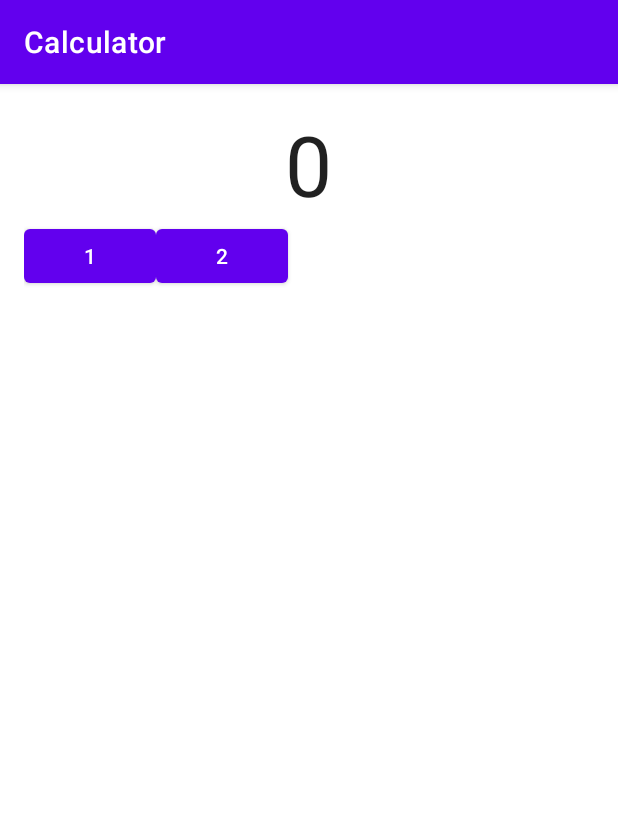
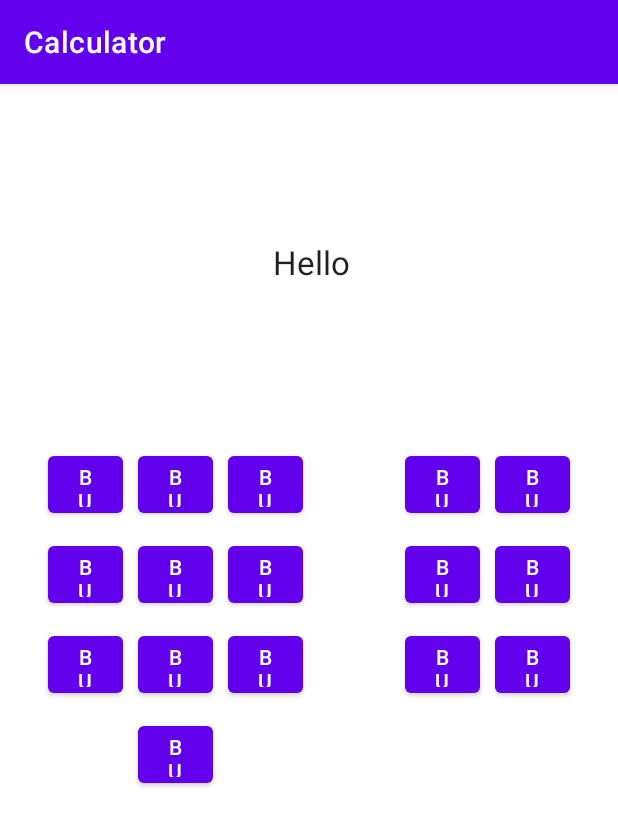
Before and after one commit to Steve60014354/Calculator, an Android app: the screen it shows after launch (MainActivity), on a phone screen of 412 x 824 dp. Shown: the top 826 px of the screen. Run offline under Robolectric (Android 15) with nearby library versions, the phone set to English and light mode, and no system bars.

Commit message:
Basic portrait layout done.

```diff
--- a/app/src/main/res/layout/fragment_calculator.xml
+++ b/app/src/main/res/layout/fragment_calculator.xml
@@ -1,5 +1,6 @@
 <?xml version="1.0" encoding="utf-8"?>
-<LinearLayout xmlns:android="http://schemas.android.com/apk/res/android"
+<androidx.constraintlayout.widget.ConstraintLayout xmlns:android="http://schemas.android.com/apk/res/android"
+    xmlns:app="http://schemas.android.com/apk/res-auto"
     xmlns:tools="http://schemas.android.com/tools"
     android:layout_width="match_parent"
     android:layout_height="match_parent"
@@ -7,36 +8,179 @@
     android:orientation="vertical"
     tools:context=".CalculatorFragment">
 
+    <Button
+        android:id="@+id/button26"
+        android:layout_width="50dp"
+        android:layout_height="50dp"
+        android:layout_marginTop="100dp"
+        android:layout_marginEnd="10dp"
+        android:text="Button"
+        app:layout_constraintEnd_toStartOf="@+id/button20"
+        app:layout_constraintTop_toBottomOf="@+id/display" />
+
+    <Button
+        android:id="@+id/button28"
+        android:layout_width="50dp"
+        android:layout_height="50dp"
+        android:layout_marginTop="10dp"
+        android:layout_marginEnd="10dp"
+        android:text="Button"
+        app:layout_constraintEnd_toStartOf="@+id/button22"
+        app:layout_constraintTop_toBottomOf="@+id/button27" />
+
+    <Button
+        android:id="@+id/button27"
+        android:layout_width="50dp"
+        android:layout_height="50dp"
+        android:layout_marginTop="10dp"
+        android:layout_marginEnd="10dp"
+        android:text="Button"
+        app:layout_constraintEnd_toStartOf="@+id/button21"
+        app:layout_constraintTop_toBottomOf="@+id/button26" />
+
+    <Button
+        android:id="@+id/button20"
+        android:layout_width="50dp"
+        android:layout_height="50dp"
+        android:layout_marginTop="100dp"
+        android:layout_marginEnd="16dp"
+        android:text="Button"
+        app:layout_constraintEnd_toEndOf="parent"
+        app:layout_constraintTop_toBottomOf="@+id/display" />
+
+    <Button
+        android:id="@+id/button22"
+        android:layout_width="50dp"
+        android:layout_height="50dp"
+        android:layout_marginTop="10dp"
+        android:layout_marginEnd="16dp"
+        android:text="Button"
+        app:layout_constraintEnd_toEndOf="parent"
+        app:layout_constraintTop_toBottomOf="@+id/button21" />
+
+    <Button
+        android:id="@+id/button21"
+        android:layout_width="50dp"
+        android:layout_height="50dp"
+        android:layout_marginTop="10dp"
+        android:layout_marginEnd="16dp"
+        android:text="Button"
+        app:layout_constraintEnd_toEndOf="parent"
+        app:layout_constraintTop_toBottomOf="@+id/button20" />
+
+    <Button
+        android:id="@+id/button15"
+        android:layout_width="50dp"
+        android:layout_height="50dp"
+        android:layout_marginStart="10dp"
+        android:layout_marginTop="10dp"
+        android:text="Button"
+        app:layout_constraintStart_toEndOf="@+id/button14"
+        app:layout_constraintTop_toBottomOf="@+id/button12" />
+
+    <Button
+        android:id="@+id/button13"
+        android:layout_width="50dp"
+        android:layout_height="50dp"
+        android:layout_marginStart="16dp"
+        android:layout_marginTop="10dp"
+        android:text="Button"
+        app:layout_constraintStart_toStartOf="parent"
+        app:layout_constraintTop_toBottomOf="@+id/button10" />
+
+    <Button
+        android:id="@+id/button14"
+        android:layout_width="50dp"
+        android:layout_height="50dp"
+        android:layout_marginStart="10dp"
+        android:layout_marginTop="10dp"
+        android:text="Button"
+        app:layout_constraintStart_toEndOf="@+id/button13"
+        app:layout_constraintTop_toBottomOf="@+id/button11" />
+
+    <Button
+        android:id="@+id/button16"
+        android:layout_width="50dp"
+        android:layout_height="50dp"
+        android:layout_marginStart="10dp"
+        android:layout_marginTop="10dp"
+        android:text="Button"
+        app:layout_constraintStart_toEndOf="@+id/button13"
+        app:layout_constraintTop_toBottomOf="@+id/button14" />
+
+    <Button
+        android:id="@+id/button12"
+        android:layout_width="50dp"
+        android:layout_height="50dp"
+        android:layout_marginStart="10dp"
+        android:layout_marginTop="10dp"
+        android:text="Button"
+        app:layout_constraintStart_toEndOf="@+id/button11"
+        app:layout_constraintTop_toBottomOf="@+id/button9" />
+
+    <Button
+        android:id="@+id/button10"
+        android:layout_width="50dp"
+        android:layout_height="50dp"
+        android:layout_marginStart="16dp"
+        android:layout_marginTop="10dp"
+        android:text="Button"
+        app:layout_constraintStart_toStartOf="parent"
+        app:layout_constraintTop_toBottomOf="@+id/button7" />
+
+    <Button
+        android:id="@+id/button11"
+        android:layout_width="50dp"
+        android:layout_height="50dp"
+        android:layout_marginStart="10dp"
+        android:layout_marginTop="10dp"
+        android:text="Button"
+        app:layout_constraintStart_toEndOf="@+id/button10"
+        app:layout_constraintTop_toBottomOf="@+id/button8" />
 
     <TextView
         android:id="@+id/display"
-        android:layout_width="wrap_content"
-        android:layout_height="wrap_content"
-        android:layout_gravity="center_horizontal"
-        android:text="0"
+        android:layout_width="300dp"
+        android:layout_height="38dp"
+        android:layout_marginStart="50dp"
+        android:layout_marginTop="88dp"
+        android:layout_marginEnd="50dp"
+        android:text="Hello"
+        android:textAlignment="center"
         android:textAppearance="@android:style/TextAppearance.Large"
-        android:textSize="56sp" />
-    <LinearLayout
-        android:layout_width="match_parent"
-        android:layout_height="match_parent"
-        android:orientation="horizontal">
+        app:layout_constraintEnd_toEndOf="parent"
+        app:layout_constraintHorizontal_bias="0.454"
+        app:layout_constraintStart_toStartOf="parent"
+        app:layout_constraintTop_toTopOf="parent" />
 
     <Button
-        android:id="@+id/one_button"
-        android:layout_width="wrap_content"
-        android:layout_height="wrap_content"
-        android:layout_gravity="center_horizontal"
-        android:layout_marginTop="20dp"
-        android:onClick="onClickOne"
-        android:text="1"/>
+        android:id="@+id/button7"
+        android:layout_width="50dp"
+        android:layout_height="50dp"
+        android:layout_marginStart="16dp"
+        android:layout_marginTop="100dp"
+        android:text="Button"
+        app:layout_constraintStart_toStartOf="parent"
+        app:layout_constraintTop_toBottomOf="@+id/display" />
+
     <Button
-        android:id="@+id/two_button"
-        android:layout_width="wrap_content"
-        android:layout_height="wrap_content"
-        android:layout_gravity="center_horizontal"
-        android:layout_marginTop="20dp"
-        android:onClick="onClickTwo"
-        android:text="2"/>
+        android:id="@+id/button8"
+        android:layout_width="50dp"
+        android:layout_height="50dp"
+        android:layout_marginStart="10dp"
+        android:layout_marginTop="100dp"
+        android:text="Button"
+        app:layout_constraintStart_toEndOf="@+id/button7"
+        app:layout_constraintTop_toBottomOf="@+id/display" />
 
-    </LinearLayout>
-</LinearLayout>
+    <Button
+        android:id="@+id/button9"
+        android:layout_width="50dp"
+        android:layout_height="50dp"
+        android:layout_marginStart="10dp"
+        android:layout_marginTop="100dp"
+        android:text="Button"
+        app:layout_constraintStart_toEndOf="@+id/button8"
+        app:layout_constraintTop_toBottomOf="@+id/display" />
+
+</androidx.constraintlayout.widget.ConstraintLayout>
```
